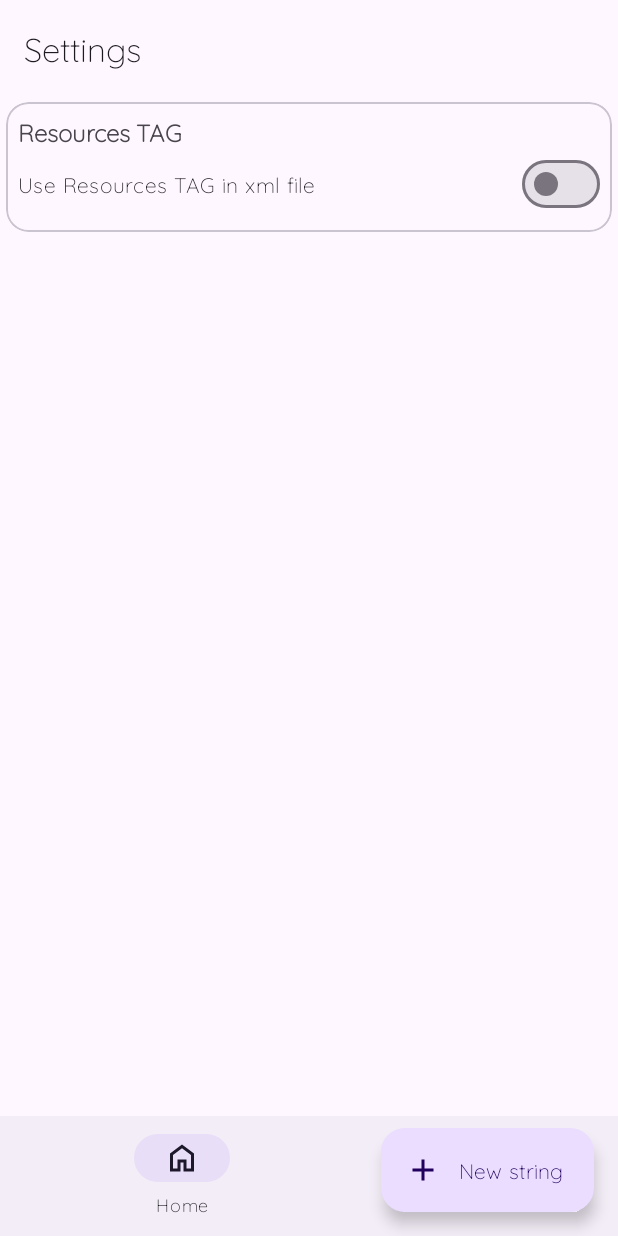
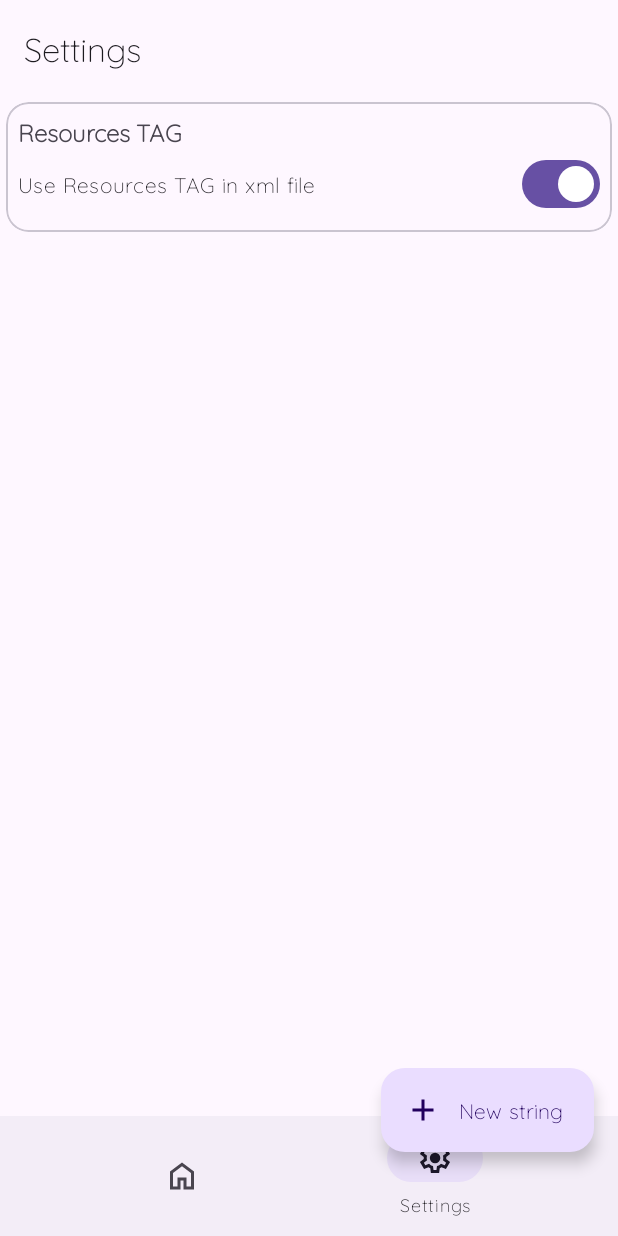
Before and after one commit to trindadedev13/StringsManager, an Android app: the fragment SettingsFragment placed in its activity, item 2 of the bottom bar chosen, on a phone screen of 412 x 824 dp. Run offline under Robolectric (Android 15) with nearby library versions, the phone set to English and light mode, and no system bars.

Commit message:
Settings added, fragments used now

```diff
--- a/app/src/main/java/com/trindade/stringscreator/fragments/SettingsFragment.java
+++ b/app/src/main/java/com/trindade/stringscreator/fragments/SettingsFragment.java
@@ -1,10 +1,14 @@
 package com.trindade.stringscreator.fragments;
 
+import android.app.Activity;
+import android.content.Context;
+import android.content.SharedPreferences;
 import android.os.Bundle;
 import android.view.LayoutInflater;
 import android.view.View;
 import android.view.ViewGroup;
 import androidx.fragment.app.Fragment;
+import com.google.android.material.materialswitch.MaterialSwitch;
 import com.google.android.material.transition.MaterialSharedAxis;
 import com.trindade.stringscreator.R;
 import com.trindade.stringscreator.databinding.SettingsFragmentBinding;
@@ -12,6 +16,8 @@ import com.trindade.stringscreator.databinding.SettingsFragmentBinding;
 public class SettingsFragment extends Fragment {
 
     SettingsFragmentBinding binding;
+    SharedPreferences sp;
+    Context ctx;
 
     @Override
     public void onCreate(Bundle bund) {
@@ -23,8 +29,24 @@ public class SettingsFragment extends Fragment {
     @Override
     public View onCreateView(
             LayoutInflater inflater, ViewGroup container, Bundle savedInstanceState) {
+
+        ctx = requireContext();
         binding = SettingsFragmentBinding.inflate(inflater);
+        sp = ctx.getSharedPreferences("prefs", Activity.MODE_PRIVATE);
+        getData();
+
+        binding.resourcesTag.setOnCheckedChangeListener((compoundButton, isChecked) -> {
+            sp.edit().putBoolean("ADD_RES", isChecked).apply();
+        });
 
         return binding.getRoot();
     }
+
+    private void getData(){
+        binding.resourcesTag.setChecked(sp.getBoolean("ADD_RES",false));
+    }
+
+    private void putData(){
+
+    }
 }
--- a/app/src/main/res/layout/activity_main.xml
+++ b/app/src/main/res/layout/activity_main.xml
@@ -21,6 +21,7 @@
          app:icon="@drawable/ic_add"
          android:layout_margin="16dp"
          android:id="@+id/fab"
+        android:translationY="-40dp"
          android:layout_gravity="bottom|end"
          android:text="@string/main_fab_text" />
 
--- a/app/src/main/res/layout/settings_fragment.xml
+++ b/app/src/main/res/layout/settings_fragment.xml
@@ -57,6 +57,7 @@
                          android:layout_height="wrap_content"
                          android:layout_width="match_parent"
                          android:singleLine="true"
+                        android:id="@+id/resourcesTag"
                          android:text="@string/settings_resources_tag_description" />
 
                 </LinearLayout>
```
Also changed, not shown: 3 other files.
